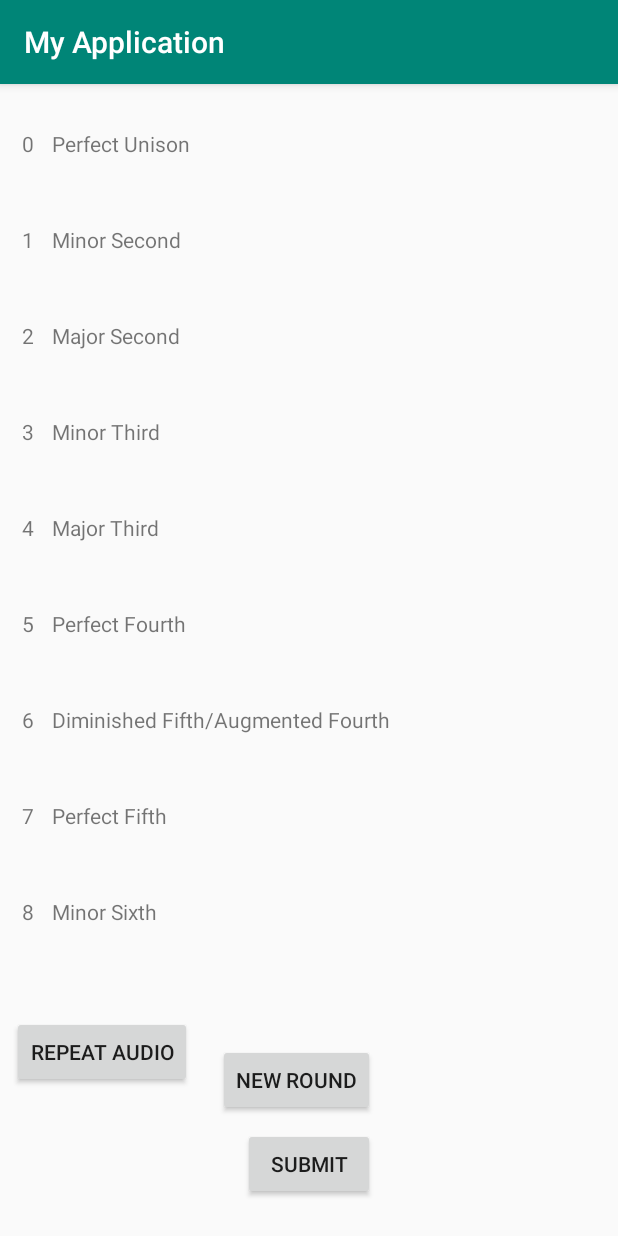
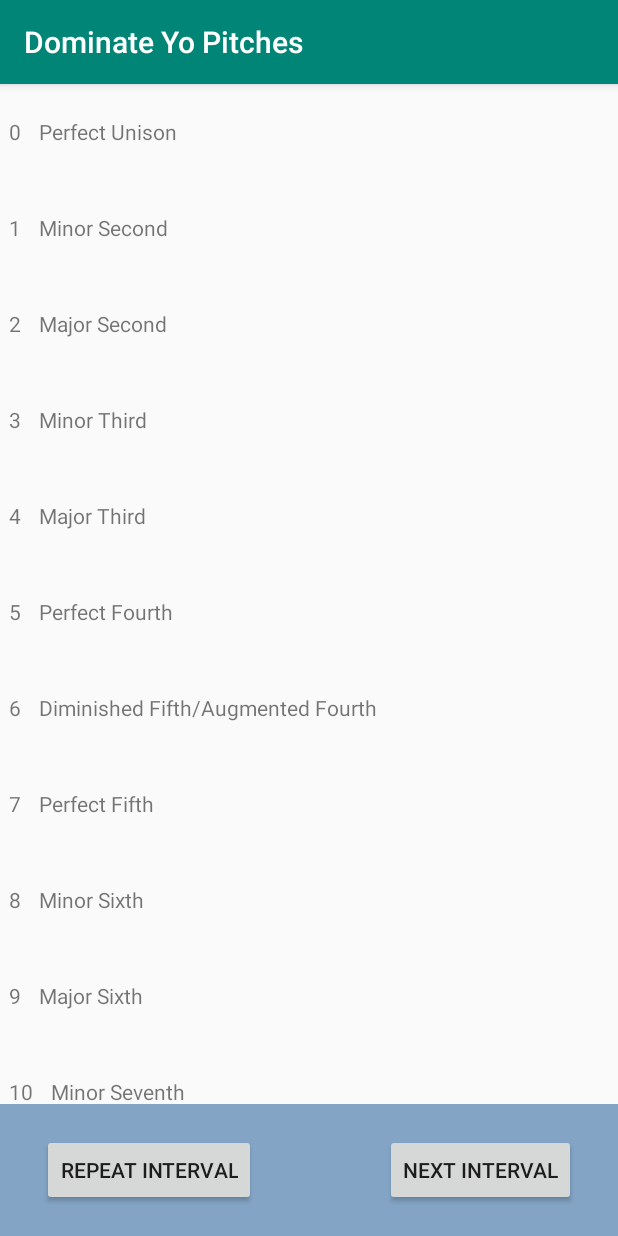
Before and after one commit to lettertea/simple-intervals-of-music, an Android app: the screen it shows after launch (MainActivity), on a phone screen of 412 x 824 dp. Run offline under Robolectric (Android 15) with nearby library versions, the phone set to English and light mode, and no system bars.

Commit message:
Add fixed footer

```diff
--- a/src/main/java/com/nashkenazy/intervals/MainActivity.java
+++ b/src/main/java/com/nashkenazy/intervals/MainActivity.java
@@ -46,10 +46,9 @@ public class MainActivity extends AppCompatActivity {
         recyclerView.setAdapter(new MyAdapter(INTERVALS));
 
         Button soundBtn = findViewById(R.id.button_repeat);
-        Button newRoundBtn = findViewById(R.id.button_new_round);
-        Button submitBtn = findViewById(R.id.button_submit);
+        Button nextIntervalBtn = findViewById(R.id.button_next_interval);
 
-        newRoundBtn.setOnClickListener(v -> {
+        nextIntervalBtn.setOnClickListener(v -> {
 
             int intervalDistance = RAND.nextInt(INTERVALS.size());
             int lowerNote = RAND.nextInt(NOTES_FILE_NAMES.size() - intervalDistance);
@@ -58,11 +57,6 @@ public class MainActivity extends AppCompatActivity {
 
             soundBtn.setOnClickListener(v1 -> playInterval(lowerNote, upperNote));
 
-            submitBtn.setOnClickListener(v12 -> {
-
-                    playNote(1);
-
-            });
         });
     }
 
--- a/src/main/res/layout/activity_main.xml
+++ b/src/main/res/layout/activity_main.xml
@@ -7,60 +7,46 @@
     tools:context=".MainActivity">
 
 
-    <Button
-        android:id="@+id/button_submit"
-        android:layout_width="wrap_content"
-        android:layout_height="wrap_content"
-        android:layout_marginStart="8dp"
-        android:layout_marginEnd="8dp"
-        android:layout_marginBottom="24dp"
-        android:text="@string/submit"
-        app:layout_constraintBottom_toBottomOf="parent"
-        app:layout_constraintEnd_toEndOf="parent"
-        app:layout_constraintStart_toStartOf="parent" />
-
-    <Button
-        android:id="@+id/button_new_round"
-        android:layout_width="wrap_content"
-        android:layout_height="wrap_content"
-        android:layout_marginStart="8dp"
-        android:layout_marginTop="8dp"
-        android:layout_marginEnd="8dp"
-        android:layout_marginBottom="8dp"
-        android:text="@string/new_round"
-        app:layout_constraintBottom_toTopOf="@+id/button_submit"
-        app:layout_constraintEnd_toEndOf="parent"
-        app:layout_constraintHorizontal_bias="0.472"
-        app:layout_constraintStart_toStartOf="parent"
-        app:layout_constraintTop_toBottomOf="@+id/button_repeat"
-        app:layout_constraintVertical_bias="1.0" />
-
-    <Button
-        android:id="@+id/button_repeat"
-        android:layout_width="wrap_content"
-        android:layout_height="wrap_content"
-        android:layout_marginStart="8dp"
-        android:layout_marginTop="8dp"
-        android:layout_marginEnd="8dp"
-        android:layout_marginBottom="8dp"
-        android:text="@string/repeat_audio"
-        app:layout_constraintBottom_toBottomOf="parent"
-        app:layout_constraintEnd_toEndOf="parent"
-        app:layout_constraintHorizontal_bias="0.0"
-        app:layout_constraintStart_toStartOf="parent"
-        app:layout_constraintTop_toTopOf="parent"
-        app:layout_constraintVertical_bias="0.871" />
-
     <android.support.v7.widget.RecyclerView
         android:id="@+id/my_recycler_view"
-        android:layout_width="395dp"
-        android:layout_height="573dp"
-        android:layout_marginStart="8dp"
-        android:layout_marginTop="8dp"
-        android:layout_marginEnd="8dp"
+        android:layout_width="match_parent"
+        android:layout_height="0dp"
+        android:layout_alignParentTop="true"
         android:scrollbars="vertical"
+        app:layout_constraintBottom_toTopOf="@+id/footer_text"
         app:layout_constraintEnd_toEndOf="parent"
         app:layout_constraintStart_toStartOf="parent"
         app:layout_constraintTop_toTopOf="parent" />
 
+    <RelativeLayout xmlns:android="http://schemas.android.com/apk/res/android"
+        android:id="@+id/footer_text"
+        android:layout_width="match_parent"
+        android:layout_height="wrap_content"
+        android:layout_alignParentBottom="true"
+        android:background="@color/footer"
+        android:gravity="center_vertical|center_horizontal"
+        android:padding="20dp"
+        android:weightSum="2"
+        app:layout_constraintBottom_toBottomOf="parent">
+
+        <Button
+            android:id="@+id/button_repeat"
+            android:layout_width="wrap_content"
+            android:layout_height="wrap_content"
+            android:layout_alignParentStart="true"
+            android:layout_marginStart="8dp"
+            android:text="@string/repeat_interval" />
+
+        <Button
+            android:id="@+id/button_next_interval"
+            android:layout_width="wrap_content"
+            android:layout_height="wrap_content"
+            android:layout_alignParentEnd="true"
+            android:layout_marginEnd="8dp"
+            android:text="@string/next_interval" />
+
+    </RelativeLayout>
+
+    />
+
 </android.support.constraint.ConstraintLayout>
--- a/src/main/res/values/colors.xml
+++ b/src/main/res/values/colors.xml
@@ -3,4 +3,5 @@
     <color name="colorPrimary">#008577</color>
     <color name="colorPrimaryDark">#00574B</color>
     <color name="colorAccent">#D81B60</color>
+    <color name="footer">#83a4c5</color>
 </resources>
--- a/src/main/res/values/strings.xml
+++ b/src/main/res/values/strings.xml
@@ -1,7 +1,7 @@
 <resources>
-    <string name="app_name">My Application</string>
+    <string name="app_name">Dominate Yo Pitches</string>
     <string name="play">Play sound</string>
     <string name="submit">submit</string>
-    <string name="repeat_audio">repeat audio</string>
-    <string name="new_round">new round</string>
+    <string name="repeat_interval">repeat interval</string>
+    <string name="next_interval">next interval</string>
 </resources>
```
